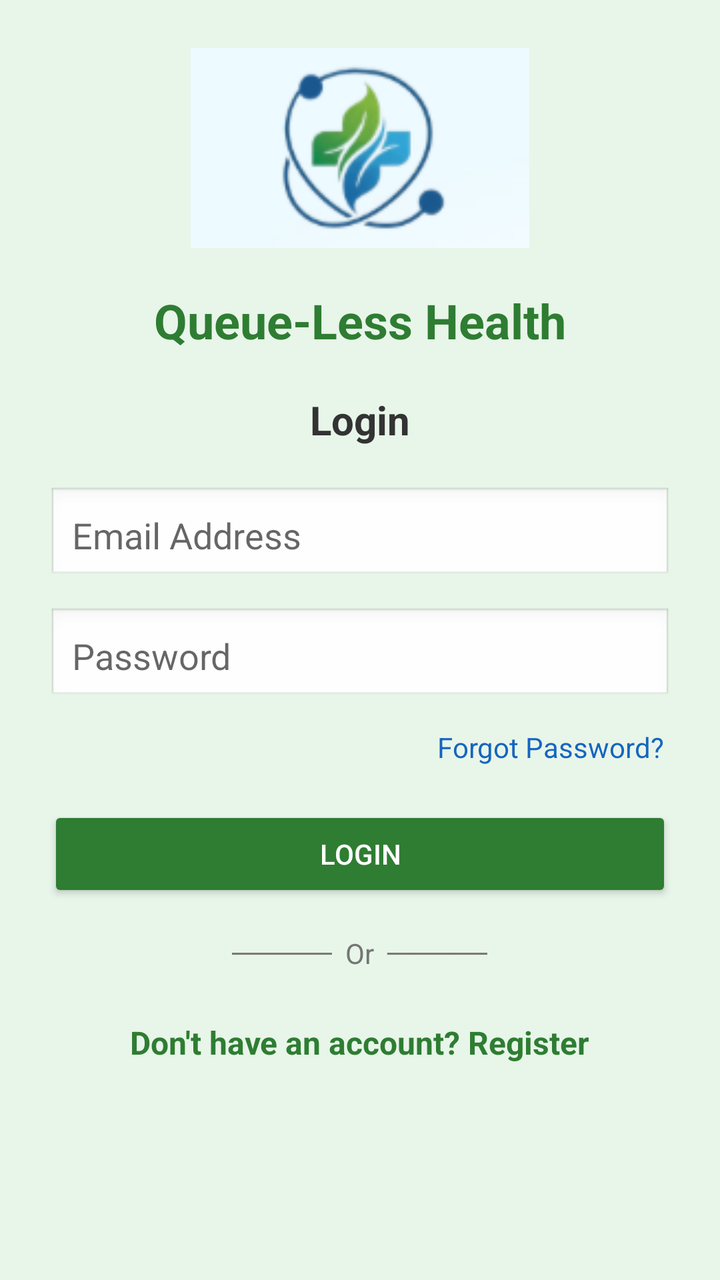
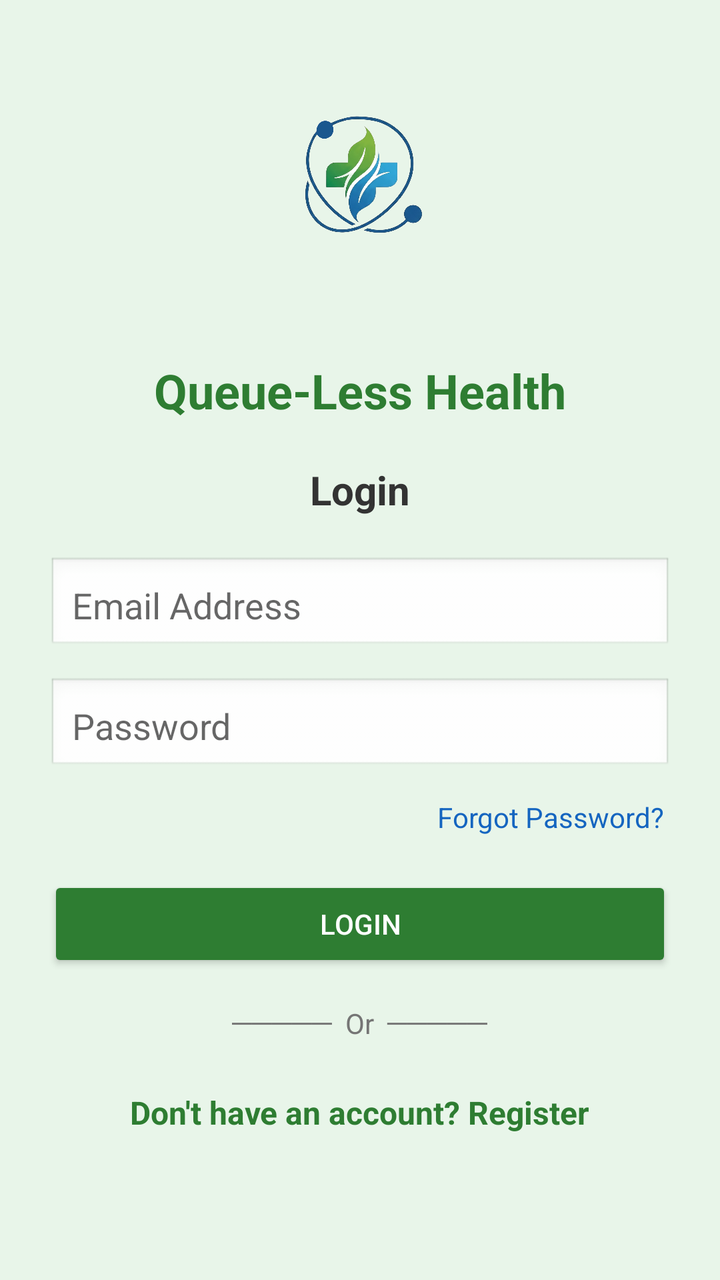

The first picture is an Android layout as it rendered before a commit; the second is the same layout after the commit. The layout source and the unified diff follow.
<!-- AndroidManifest.xml: application theme Theme.QueueLessHealth -->
<!-- res/layout/activity_login.xml -->
<?xml version="1.0" encoding="utf-8"?>
<LinearLayout xmlns:android="http://schemas.android.com/apk/res/android"
    xmlns:app="http://schemas.android.com/apk/res-auto"
    xmlns:tools="http://schemas.android.com/tools"
    android:layout_width="match_parent"
    android:layout_height="match_parent"
    android:background="#E8F5E9"
    android:gravity="center_horizontal"
    android:orientation="vertical"
    android:padding="24dp">

    <ImageView
        android:id="@+id/imageView2"
        android:layout_width="match_parent"
        android:layout_height="100dp"
        app:srcCompat="@drawable/screenshot_2026_10_12_133011"
        android:contentDescription="Logo" />

    <TextView
        android:id="@+id/tvLogo"
        android:layout_width="wrap_content"
        android:layout_height="wrap_content"
        android:layout_marginTop="20dp"
        android:layout_marginBottom="20dp"
        android:text="Queue-Less Health"
        android:textColor="#2E7D32"
        android:textSize="24sp"
        android:textStyle="bold" />

    <TextView
        android:layout_width="wrap_content"
        android:layout_height="wrap_content"
        android:layout_marginBottom="20dp"
        android:text="Login"
        android:textColor="#333333"
        android:textSize="20sp"
        android:textStyle="bold" />

    <EditText
        android:id="@+id/etEmail"
        android:layout_width="match_parent"
        android:layout_height="wrap_content"
        android:layout_marginBottom="12dp"
        android:background="@android:drawable/edit_text"
        android:hint="Email Address"
        android:inputType="textEmailAddress"
        android:padding="12dp" />

    <EditText
        android:id="@+id/etPassword"
        android:layout_width="match_parent"
        android:layout_height="wrap_content"
        android:layout_marginBottom="8dp"
        android:background="@android:drawable/edit_text"
        android:hint="Password"
        android:inputType="textPassword"
        android:padding="12dp" />

    <TextView
        android:id="@+id/tvForgotPassword"
        android:layout_width="wrap_content"
        android:layout_height="wrap_content"
        android:layout_gravity="end"
        android:layout_marginBottom="16dp"
        android:padding="4dp"
        android:text="Forgot Password?"
        android:textColor="#1565C0" />

    <Button
        android:id="@+id/btnLogin"
        android:layout_width="match_parent"
        android:layout_height="wrap_content"
        android:layout_marginBottom="16dp"
        android:backgroundTint="#2E7D32"
        android:text="Login"
        android:textColor="#FFFFFF" />

    <TextView
        android:layout_width="wrap_content"
        android:layout_height="wrap_content"
        android:layout_marginBottom="16dp"
        android:text="─────  Or  ─────"
        android:textColor="#757575" />

    <TextView
        android:id="@+id/tvRegister"
        android:layout_width="wrap_content"
        android:layout_height="wrap_content"
        android:padding="8dp"
        android:text="Don't have an account? Register"
        android:textColor="#2E7D32"
        android:textSize="16sp"
        android:textStyle="bold" />

</LinearLayout>
<!-- resources referenced by this layout -->
<resources>
  <!-- drawable screenshot_2026_10_12_133011: png bitmap (drawable, 10260 bytes) -->
  <style name="Theme.QueueLessHealth" parent="Theme.MaterialComponents.DayNight.DarkActionBar">
          
          <item name="colorPrimary">@color/purple_500</item>
          <item name="colorPrimaryVariant">@color/purple_700</item>
          <item name="colorOnPrimary">@color/white</item>
          
          <item name="colorSecondary">@color/teal_200</item>
          <item name="colorSecondaryVariant">@color/teal_700</item>
          <item name="colorOnSecondary">@color/black</item>
          
          <item name="android:statusBarColor">?attr/colorPrimaryVariant</item>
          
      </style>
  <color name="purple_500">#FF6200EE</color>
  <color name="purple_700">#FF3700B3</color>
  <color name="white">#FFFFFFFF</color>
  <color name="teal_200">#FF03DAC5</color>
  <color name="teal_700">#FF018786</color>
  <color name="black">#FF000000</color>
</resources>

<!-- the commit's change to res/layout/activity_login.xml (unified diff, before → after) -->
@@ -11,10 +11,10 @@
 
     <ImageView
         android:id="@+id/imageView2"
-        android:layout_width="match_parent"
-        android:layout_height="100dp"
-        app:srcCompat="@drawable/screenshot_2026_10_12_133011"
-        android:contentDescription="Logo" />
+        android:layout_width="439dp"
+        android:layout_height="135dp"
+        android:contentDescription="Logo"
+        app:srcCompat="@drawable/firefly_removebackground" />
 
     <TextView
         android:id="@+id/tvLogo"
<!-- resource entries referenced after the edit -->
@@ -1,6 +1,6 @@
 <!-- resources referenced by this layout -->
 <resources>
-  <!-- drawable screenshot_2026_10_12_133011: png bitmap (drawable, 10260 bytes) -->
+  <!-- drawable firefly_removebackground: png bitmap (drawable, 436808 bytes) -->
   <style name="Theme.QueueLessHealth" parent="Theme.MaterialComponents.DayNight.DarkActionBar">
           
           <item name="colorPrimary">@color/purple_500</item>
